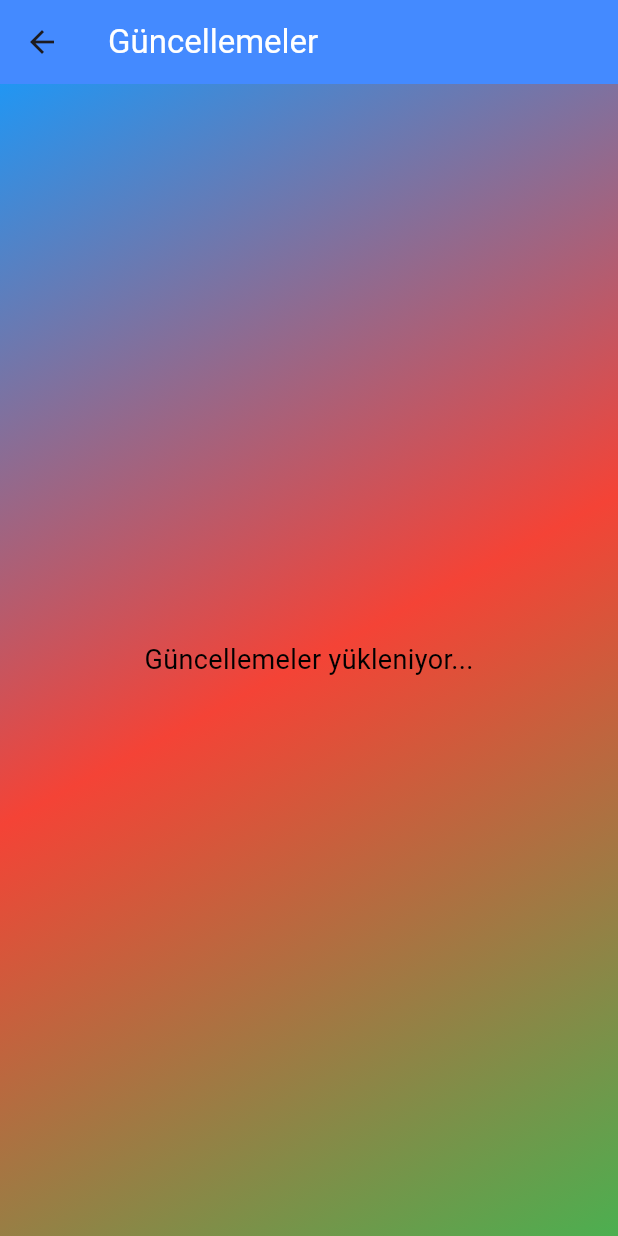
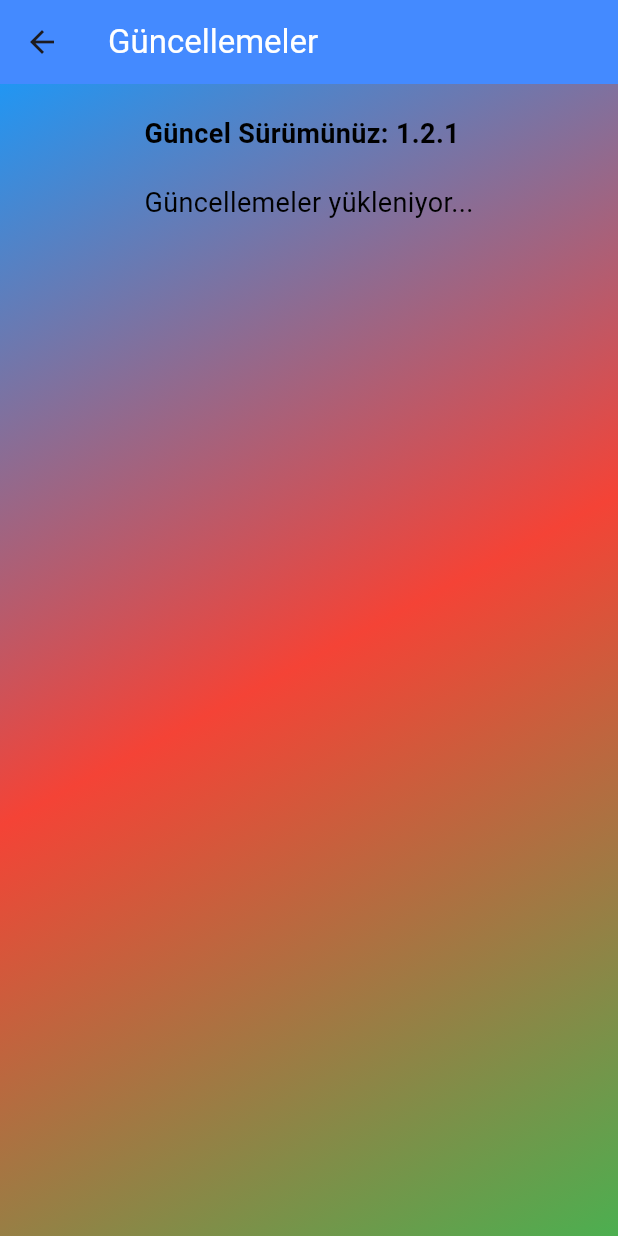
Before and after one commit to NefAnyo71/ekos, a Flutter app: the UpdatePage screen opened directly, on a phone screen of 412 x 824 dp. Run offline on Flutter 3.47's test engine with Material 3 defaults, Android fonts, the phone set to English and light mode, and no system bars; our stand-ins replace cloud_firestore, firebase_core, firebase_database, firebase_messaging, open_file, permission_handler and 2 more; accounts and stored records are empty.

Commit message:
for upgrade

```diff
--- a/lib/update_page.dart
+++ b/lib/update_page.dart
@@ -10,6 +10,7 @@ class UpdatePage extends StatefulWidget {
 class _UpdatePageState extends State<UpdatePage> {
   final DatabaseReference _database = FirebaseDatabase.instance.ref();
   List<Map<String, String>> _updates = [];
+  final String _currentVersion = "1.2.1";
 
   @override
   void initState() {
@@ -76,12 +77,25 @@ class _UpdatePageState extends State<UpdatePage> {
         child: Center(
           child: Padding(
             padding: const EdgeInsets.all(20.0),
-            child: _updates.isEmpty
+            child: Column(
+              crossAxisAlignment: CrossAxisAlignment.start,
+              children: [
+                Text(
+                  'Güncel Sürümünüz: $_currentVersion',
+                  style: TextStyle(
+                    fontSize: 18,
+                    fontWeight: FontWeight.bold,
+                    color: Colors.black,
+                  ),
+                ),
+                SizedBox(height: 20),
+                _updates.isEmpty
                     ? Text(
                         'Güncellemeler yükleniyor...',
                         style: TextStyle(fontSize: 18, color: Colors.black),
                       )
-                : ListView.builder(
+                    : Expanded(
+                        child: ListView.builder(
                           itemCount: _updates.length,
                           itemBuilder: (ctx, index) {
                             final description = _updates[index]['description']!;
@@ -109,7 +123,8 @@ class _UpdatePageState extends State<UpdatePage> {
                                     ),
                                     SizedBox(height: 10),
                                     Row(
-                                crossAxisAlignment: CrossAxisAlignment.start,
+                                      crossAxisAlignment:
+                                          CrossAxisAlignment.start,
                                       children: [
                                         Expanded(
                                           child: Text(
@@ -140,6 +155,9 @@ class _UpdatePageState extends State<UpdatePage> {
                           },
                         ),
                       ),
+              ],
+            ),
+          ),
         ),
       ),
     );
```
Also changed, not shown: lib/tournaments_results.dart (+97 -5 lines). Lines whose indentation alone changed are shown as unchanged.
